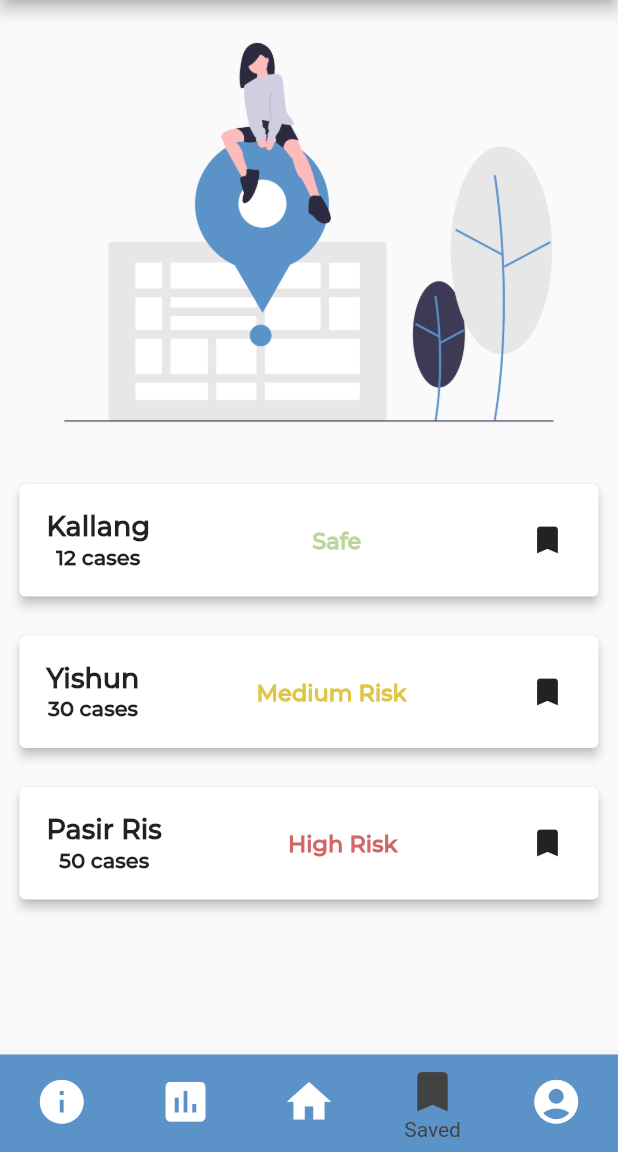
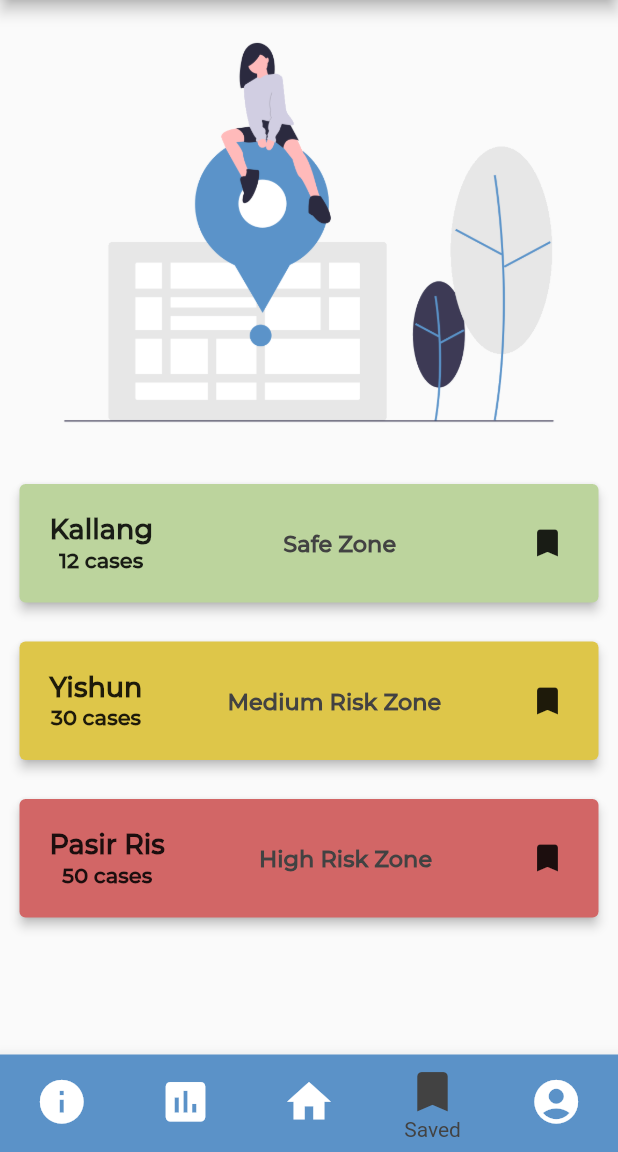
Before and after one commit to kangxinwang/denguego, a Flutter app: the screen it shows once a user with an empty profile is signed in, item 4 of the bottom bar chosen, on a phone screen of 412 x 824 dp, the part 84-1236 px from its top. Run offline on Flutter 3.47's test engine with Material 2 defaults, Android fonts, the phone set to English and light mode, and no system bars; our stand-ins replace chewie, cloud_firestore, firebase_auth, firebase_core, google_maps_flutter, modal_progress_hud and 1 more; missing offline and left inert: dropdownfield, web_scraper; accounts and stored records are empty; statements that could not run were skipped.

```diff
--- a/lib/boundary/AccountScreen.dart
+++ b/lib/boundary/AccountScreen.dart
@@ -63,7 +63,8 @@ class _AccountScreenState extends State<AccountScreen> {
                                   } else {
                                     return CircularProgressIndicator();
                                   }
-                                  }),
+                                },
+                              ),
                             ),
                             /*Icon(
                                 Icons.account_box,
--- a/lib/boundary/QuestionnaireScreen.dart
+++ b/lib/boundary/QuestionnaireScreen.dart
@@ -1,7 +1,7 @@
 import 'package:flutter/material.dart';
 
-import 'file:///C:/denguego/lib/entity/Quiz.dart';
-import 'file:///C:/denguego/lib/entity/Result.dart';
+import 'package:denguego/entity/Quiz.dart';
+import 'package:denguego/entity/Result.dart';
 
 void main() => runApp(MyApp());
 
--- a/lib/boundary/SurveyScreen.dart
+++ b/lib/boundary/SurveyScreen.dart
@@ -1,6 +1,6 @@
 import 'package:flutter/material.dart';
-import 'file:///C:/denguego/lib/entity/Quiz.dart';
-import 'file:///C:/denguego/lib/entity/Result.dart';
+import 'package:denguego/entity/Quiz.dart';
+import 'package:denguego/entity/Result.dart';
 
 class SurveyScreen extends StatefulWidget {
   @override
--- /dev/null
+++ b/lib/controller/ClusterManager.dart
@@ -0,0 +1,22 @@
+import 'package:flutter/material.dart';
+import 'package:web_scraper/web_scraper.dart';
+import 'dart:async';
+
+class ClusterManager {
+  static WebScraper webScraper;
+  /* static bool loaded = false;
+  static String clusters;*/
+  static List<String> listOfClusters = [];
+
+  static void getData() async {
+    webScraper = WebScraper('https://www.nea.gov.sg');
+    if (await webScraper.loadWebPage('/dengue-zika/dengue/dengue-clusters')) {
+      List<Map<String, dynamic>> results =
+          webScraper.getElement('.rte a:not([class^=btn])', ['title']);
+
+      for (var i = 0; i < (results.length - 1); i++) {
+        listOfClusters.add(results[i]['title']);
+      }
+    }
+  }
+}
--- a/lib/controller/ScreenManager.dart
+++ b/lib/controller/ScreenManager.dart
@@ -3,6 +3,8 @@ import 'package:denguego/controller/ToggleViewManager.dart';
 import 'package:denguego/entity/UserAccount.dart';
 import 'package:flutter/material.dart';
 import 'package:provider/provider.dart';
+
+import 'ClusterManager.dart';
 
 class Wrapper extends StatelessWidget {
   static String id = 'wrapper';
@@ -10,10 +12,15 @@ class Wrapper extends StatelessWidget {
   Widget build(BuildContext context) {
     // return either home or authenticate widget
     final user = Provider.of<UserAccount>(context);
+    populate();
     if (user == null) {
       return Authenticate();
     } else {
       return MainScreen();
     }
   }
+
+  Future populate() async {
+    await ClusterManager.getData();
+  }
 }
--- a/lib/main.dart
+++ b/lib/main.dart
@@ -2,7 +2,6 @@ import 'package:denguego/boundary/ForgotPasswordScreen.dart';
 import 'package:denguego/boundary/LoginScreen.dart';
 import 'package:denguego/boundary/NotificationScreen.dart';
 import 'package:denguego/boundary/SignupScreen.dart';
-import 'package:denguego/boundary/GoogleMapsScreen.dart';
 import 'package:denguego/controller/AuthenticateManager.dart';
 import 'package:denguego/controller/ScreenManager.dart';
 import 'package:flutter/material.dart';
@@ -34,7 +33,6 @@ class MyApp extends StatelessWidget {
           SignupScreen.id: (context) => SignupScreen(),
           LoginScreen.id: (context) => LoginScreen(),
           NotificationScreen.id: (context) => NotificationScreen(),
-          GoogleMapScreen.id: (context) => GoogleMapScreen(),
         },
       ),
     );
--- a/lib/widgets/Savedwidget.dart
+++ b/lib/widgets/Savedwidget.dart
@@ -20,13 +20,18 @@ class Savedwidget extends StatelessWidget {
       padding: const EdgeInsets.all(9.0),
       child: Card(
         elevation: 3,
+        color: zone == "Safe"
+            ? Color(0xffBCD49D)
+            : zone == "Medium Risk"
+                ? Color(0xffdec649)
+                : Color(0xffd26666),
         child: Padding(
           padding: const EdgeInsets.all(10.0),
           child: Row(
             mainAxisAlignment: MainAxisAlignment.spaceBetween,
             children: [
               Padding(
-                padding: const EdgeInsets.all(8.0),
+                padding: const EdgeInsets.all(10.0),
                 child: Column(
                   children: [
                     Text(
@@ -48,13 +53,9 @@ class Savedwidget extends StatelessWidget {
                 ),
               ),
               Text(
-                "${zone}",
+                "${zone} Zone",
                 style: TextStyle(
-                  color: zone == "Safe"
-                      ? Color(0xffBCD49D)
-                      : zone == "Medium Risk"
-                          ? Color(0xffdec649)
-                          : Color(0xffd26666),
+                  color: Colors.grey[800],
                   fontWeight: FontWeight.bold,
                   fontFamily: 'Montserrat',
                   fontSize: 15,
--- a/pubspec.yaml
+++ b/pubspec.yaml
@@ -15,11 +15,14 @@ dependencies:
   flutter_spinkit: ^5.0.0
   google_maps_flutter: ^2.0.1
   http: ^0.13.0
+  html: ^0.15.0
+  web_scraper: ^0.1.4
   json_serializable: ^4.1.0
   video_player: ^2.0.2
   chewie: ^1.0.0
   modal_progress_hud: ^0.1.3
   dcdg: ^3.0.0
+  dropdownfield: ^1.0.3
 
   flutter:
     sdk: flutter
```
Also changed, not shown: lib/boundary/GoogleMapsScreen.dart (deleted, +0 -26 lines), lib/boundary/HomeScreen.dart (+60 -7 lines), pubspec.lock. Lines whose indentation alone changed are shown as unchanged.
